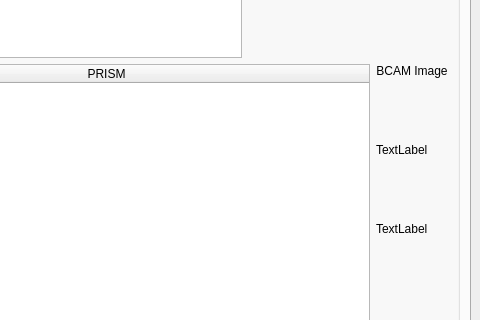
Qt form ADEPO/ATLAS_BCAM.ui (CERN/atlas-adepo) before a commit; both pictures show x 829 to 1309 and y 325 to 645 of the 1309 by 747 pixel window.
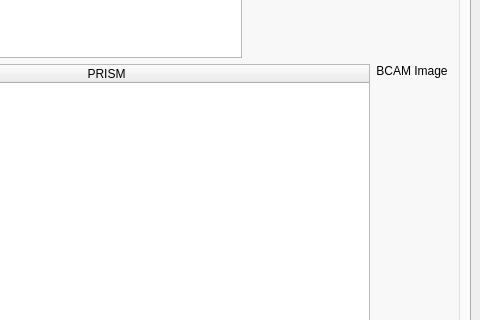
The same form after that commit. Icons and pictures are not drawn.

Commit message: Updated startup labels

```diff
--- a/ADEPO/ATLAS_BCAM.ui
+++ b/ADEPO/ATLAS_BCAM.ui
@@ -400,14 +400,14 @@
                     </sizepolicy>
                    </property>
                    <property name="text">
-                    <string>TextLabel</string>
+                    <string/>
                    </property>
                   </widget>
                  </item>
                  <item>
                   <widget class="QLabel" name="bcamDateTime">
                    <property name="text">
-                    <string>TextLabel</string>
+                    <string/>
                    </property>
                   </widget>
                  </item>
```
